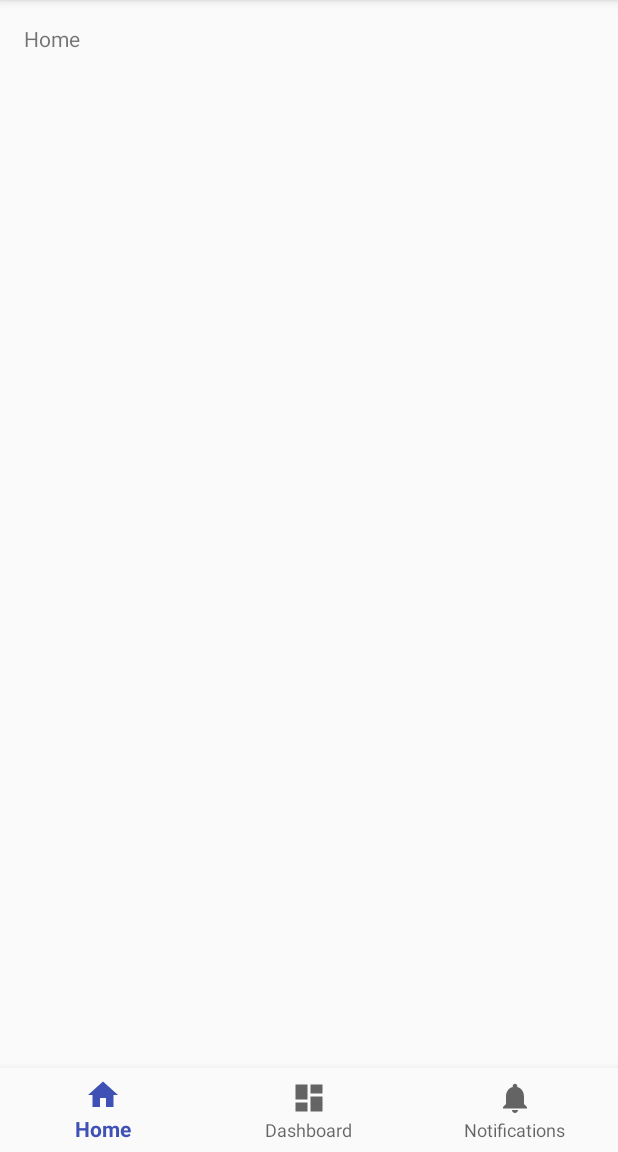
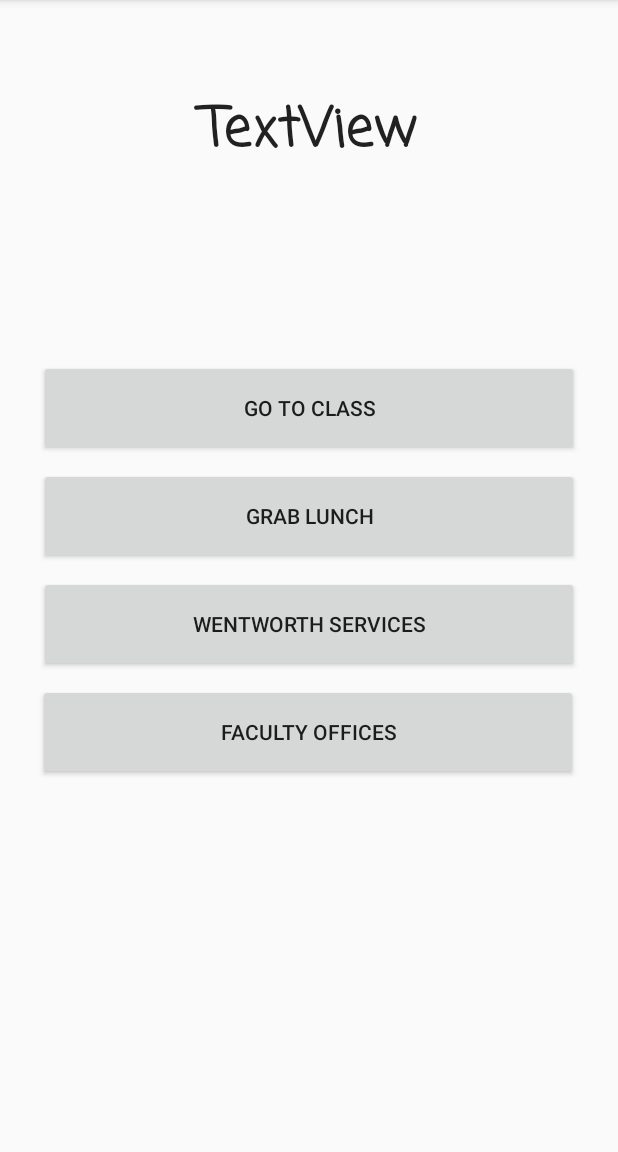
Before and after one commit to Jideen/Wentworth-GPS, an Android app: the screen it shows after launch (MainActivity), on a phone screen of 412 x 824 dp, the part 84-1236 px from its top. Run offline under Robolectric (Android 15) with nearby library versions, the phone set to English and light mode, and no system bars.

Commit message:
Add first two activities and building constants

```diff
--- a/app/build.gradle
+++ b/app/build.gradle
@@ -17,7 +17,6 @@ android {
         }
     }
 }
-
 dependencies {
     implementation fileTree(dir: 'libs', include: ['*.jar'])
     implementation 'com.android.support:appcompat-v7:26.1.0'
@@ -26,4 +25,6 @@ dependencies {
     testImplementation 'junit:junit:4.12'
     androidTestImplementation 'com.android.support.test:runner:1.0.2'
     androidTestImplementation 'com.android.support.test.espresso:espresso-core:3.0.2'
+    implementation 'com.google.android.gms:play-services-ads:17.1.3'
+    implementation 'com.google.android.gms:play-services-maps:16.1.0'
 }
--- a/app/src/main/AndroidManifest.xml
+++ b/app/src/main/AndroidManifest.xml
@@ -2,6 +2,7 @@
 <manifest xmlns:android="http://schemas.android.com/apk/res/android"
     package="edu.wit.leapordnav">
 
+    <uses-permission android:name="android.permission.ACCESS_FINE_LOCATION" />
     <application
         android:allowBackup="true"
         android:icon="@mipmap/ic_launcher"
@@ -13,11 +14,12 @@
             android:name=".MainActivity"
             android:label="@string/app_name">
             <intent-filter>
-                <action android:name="android.intent.action.MAIN"/>
+                <action android:name="android.intent.action.MAIN" />
 
-                <category android:name="android.intent.category.LAUNCHER"/>
+                <category android:name="android.intent.category.LAUNCHER" />
             </intent-filter>
         </activity>
+        <activity android:name=".Map_Screen"></activity>
     </application>
 
 </manifest>
--- a/app/src/main/java/edu/wit/leapordnav/MainActivity.java
+++ b/app/src/main/java/edu/wit/leapordnav/MainActivity.java
@@ -1,44 +1,49 @@
 package edu.wit.leapordnav;
 
+import android.content.Intent;
 import android.os.Bundle;
-import android.support.annotation.NonNull;
-import android.support.design.widget.BottomNavigationView;
 import android.support.v7.app.AppCompatActivity;
-import android.view.MenuItem;
-import android.widget.TextView;
+import android.view.View;
+import android.widget.Button;
 
 public class MainActivity extends AppCompatActivity {
 
-    private TextView mTextMessage;
 
-    private BottomNavigationView.OnNavigationItemSelectedListener mOnNavigationItemSelectedListener
-            = new BottomNavigationView.OnNavigationItemSelectedListener() {
-
-        @Override
-        public boolean onNavigationItemSelected(@NonNull MenuItem item) {
-            switch (item.getItemId()) {
-                case R.id.navigation_home:
-                    mTextMessage.setText(R.string.title_home);
-                    return true;
-                case R.id.navigation_dashboard:
-                    mTextMessage.setText(R.string.title_dashboard);
-                    return true;
-                case R.id.navigation_notifications:
-                    mTextMessage.setText(R.string.title_notifications);
-                    return true;
-            }
-            return false;
-        }
-    };
+    public void buttonCode(View v) {
+        Button b = (Button) v;
+        String buttonText = b.getText().toString();
+        Intent toMap = new Intent(v.getContext(), Map_Screen.class);
+        toMap.putExtra("Destination", buttonText);
+        startActivity(toMap);
+    }
 
     @Override
     protected void onCreate(Bundle savedInstanceState) {
         super.onCreate(savedInstanceState);
         setContentView(R.layout.activity_main);
-
-        mTextMessage = (TextView) findViewById(R.id.message);
-        BottomNavigationView navigation = (BottomNavigationView) findViewById(R.id.navigation);
-        navigation.setOnNavigationItemSelectedListener(mOnNavigationItemSelectedListener);
+        final Button toClass = findViewById(R.id.button2);
+        toClass.setOnClickListener(new View.OnClickListener() {
+            public void onClick(View v) {
+                buttonCode(v);
+            }
+        });
+        final Button toFood = findViewById(R.id.button3);
+        toFood.setOnClickListener(new View.OnClickListener() {
+            public void onClick(View v) {
+                buttonCode(v);
+            }
+        });
+        final Button toOffice = findViewById(R.id.button);
+        toOffice.setOnClickListener(new View.OnClickListener() {
+            public void onClick(View v) {
+                buttonCode(v);
+            }
+        });
+        final Button toServices = findViewById(R.id.button4);
+        toServices.setOnClickListener(new View.OnClickListener() {
+            public void onClick(View v) {
+                buttonCode(v);
+            }
+        });
     }
-
 }
--- a/app/src/main/res/layout/activity_main.xml
+++ b/app/src/main/res/layout/activity_main.xml
@@ -1,34 +1,77 @@
 <?xml version="1.0" encoding="utf-8"?>
-<android.support.constraint.ConstraintLayout
-        xmlns:android="http://schemas.android.com/apk/res/android"
+<android.support.constraint.ConstraintLayout xmlns:android="http://schemas.android.com/apk/res/android"
     xmlns:app="http://schemas.android.com/apk/res-auto"
     xmlns:tools="http://schemas.android.com/tools"
     android:id="@+id/container"
     android:layout_width="match_parent"
     android:layout_height="match_parent"
+    android:visibility="visible"
     tools:context=".MainActivity">
 
+    <Button
+        android:id="@+id/button"
+        android:layout_width="360dp"
+        android:layout_height="64dp"
+        android:layout_marginEnd="8dp"
+        android:layout_marginStart="8dp"
+        android:layout_marginTop="8dp"
+        android:text="@string/faculty_offices"
+        app:layout_constraintEnd_toEndOf="parent"
+        app:layout_constraintHorizontal_bias="0.486"
+        app:layout_constraintStart_toStartOf="parent"
+        app:layout_constraintTop_toBottomOf="@+id/button4" />
+
+    <Button
+        android:id="@+id/button4"
+        android:layout_width="360dp"
+        android:layout_height="64dp"
+        android:layout_marginEnd="8dp"
+        android:layout_marginStart="8dp"
+        android:layout_marginTop="8dp"
+        android:text="@string/wentworth_services"
+        app:layout_constraintEnd_toEndOf="parent"
+        app:layout_constraintStart_toStartOf="parent"
+        app:layout_constraintTop_toBottomOf="@+id/button3" />
+
+    <Button
+        android:id="@+id/button3"
+        android:layout_width="360dp"
+        android:layout_height="64dp"
+        android:layout_marginEnd="8dp"
+        android:layout_marginStart="8dp"
+        android:layout_marginTop="8dp"
+        android:text="@string/grab_lunch"
+        app:layout_constraintEnd_toEndOf="parent"
+        app:layout_constraintStart_toStartOf="parent"
+        app:layout_constraintTop_toBottomOf="@+id/button2" />
+
+    <Button
+        android:id="@+id/button2"
+        android:layout_width="360dp"
+        android:layout_height="64dp"
+        android:layout_marginEnd="8dp"
+        android:layout_marginStart="8dp"
+        android:layout_marginTop="240dp"
+        android:text="@string/go_to_class"
+        app:layout_constraintEnd_toEndOf="parent"
+        app:layout_constraintStart_toStartOf="parent"
+        app:layout_constraintTop_toTopOf="parent" />
+
     <TextView
-            android:id="@+id/message"
-            android:layout_width="wrap_content"
+        android:id="@+id/textView"
+        android:layout_width="360dp"
         android:layout_height="wrap_content"
-            android:layout_marginStart="@dimen/activity_horizontal_margin"
-            android:layout_marginLeft="@dimen/activity_horizontal_margin"
-            android:layout_marginTop="@dimen/activity_vertical_margin"
-            android:text="@string/title_home"
-            app:layout_constraintLeft_toLeftOf="parent"
-            app:layout_constraintTop_toTopOf="parent"/>
-
-    <android.support.design.widget.BottomNavigationView
-            android:id="@+id/navigation"
-            android:layout_width="0dp"
-            android:layout_height="wrap_content"
-            android:layout_marginEnd="0dp"
-            android:layout_marginStart="0dp"
-            android:background="?android:attr/windowBackground"
-            app:layout_constraintBottom_toBottomOf="parent"
-            app:layout_constraintLeft_toLeftOf="parent"
-            app:layout_constraintRight_toRightOf="parent"
-            app:menu="@menu/navigation"/>
-
+        android:layout_marginEnd="16dp"
+        android:layout_marginStart="16dp"
+        android:layout_marginTop="60dp"
+        android:fontFamily="casual"
+        android:text="@string/textview"
+        android:textAlignment="center"
+        android:textAppearance="@style/TextAppearance.AppCompat"
+        android:textSize="36sp"
+        android:textStyle="bold"
+        app:layout_constraintEnd_toEndOf="parent"
+        app:layout_constraintStart_toStartOf="parent"
+        app:layout_constraintTop_toTopOf="parent"
+        tools:text="@string/leopardnav" />
 </android.support.constraint.ConstraintLayout>
--- a/app/src/main/res/values/strings.xml
+++ b/app/src/main/res/values/strings.xml
@@ -3,4 +3,14 @@
     <string name="title_home">Home</string>
     <string name="title_dashboard">Dashboard</string>
     <string name="title_notifications">Notifications</string>
+    <string name="button">Button</string>
+    <string name="button1">Button</string>
+    <string name="button2">Button</string>
+    <string name="button3">Button</string>
+    <string name="textview">TextView</string>
+    <string name="grab_lunch">Grab Lunch</string>
+    <string name="faculty_offices">Faculty Offices</string>
+    <string name="wentworth_services">Wentworth Services</string>
+    <string name="go_to_class">Go to Class</string>
+    <string name="leopardnav">LeopardNav</string>
 </resources>
```
Also changed, not shown: app/src/main/java/edu/wit/leapordnav/Building.java (added, +22 -0 lines), app/src/main/java/edu/wit/leapordnav/Constants.java (+10 -0 lines), app/src/main/java/edu/wit/leapordnav/Map_Screen.java (added, +51 -0 lines), app/src/main/res/layout/activity_map_screen.xml (added, +8 -0 lines), app/src/main/res/values/buildings.xml (added, +35 -0 lines), app/src/main/res/drawable/main_img.jpg (added). Lines whose indentation alone changed are shown as unchanged.
